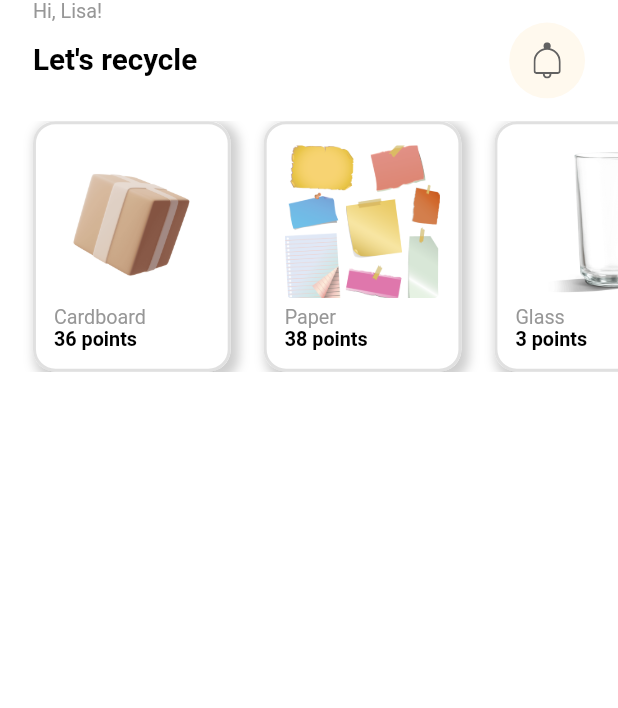
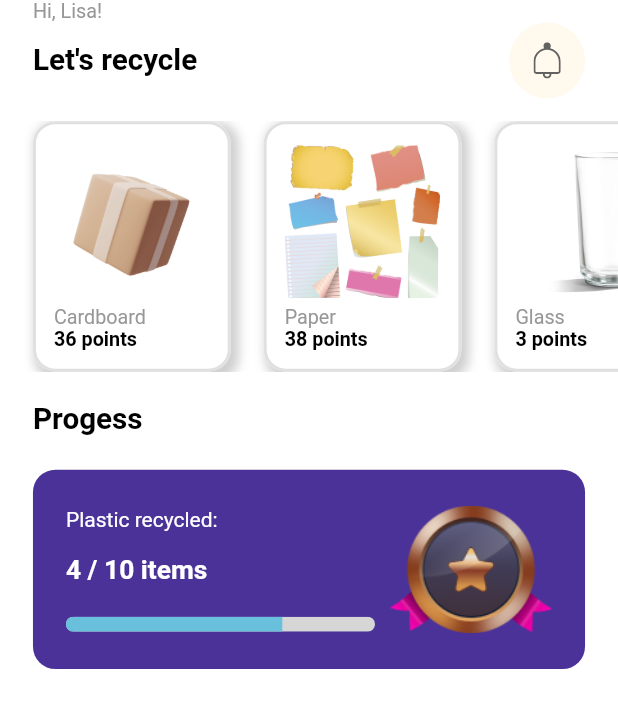
Before and after one commit to sumn2u/deep-waste-app, a Flutter app: the HomeScreen screen opened directly, on a phone screen of 412 x 824 dp. Shown: the top 708 px of the screen. Run offline on Flutter 3.47's test engine with Material 2 defaults, Android fonts, the light colour scheme and no system bars; our stand-ins replace flutter_easyloading, flutter_svg; Roboto replaces fonts that are missing (Montserrat).

Commit message:
feat: 🎸 add progress design

```diff
--- /dev/null
+++ b/lib/components/progess_banner.dart
@@ -0,0 +1,63 @@
+import 'package:deep_waste/constants/size_config.dart';
+import 'package:flutter/material.dart';
+
+class ProgressBanner extends StatelessWidget {
+  const ProgressBanner({
+    Key key,
+  }) : super(key: key);
+
+  @override
+  Widget build(BuildContext context) {
+    return Container(
+        width: double.infinity,
+        margin: EdgeInsets.only(top: getProportionateScreenWidth(20)),
+        padding: EdgeInsets.symmetric(
+          horizontal: getProportionateScreenWidth(20),
+          vertical: getProportionateScreenWidth(15),
+        ),
+        decoration: BoxDecoration(
+          color: Color(0xFF4A3298),
+          borderRadius: BorderRadius.circular(15),
+        ),
+        child: Row(children: <Widget>[
+          Expanded(
+            flex: 2,
+            child:
+                Column(crossAxisAlignment: CrossAxisAlignment.start, children: [
+              Text.rich(TextSpan(
+                style: TextStyle(color: Colors.white),
+                children: [
+                  TextSpan(text: "Plastic recycled:\n"),
+                ],
+              )),
+              Text.rich(TextSpan(
+                text: "4 / 10 items",
+                style: TextStyle(
+                  color: Colors.white,
+                  fontSize: getProportionateScreenWidth(16),
+                  fontWeight: FontWeight.bold,
+                ),
+              )),
+              Container(
+                margin: EdgeInsets.only(top: 20, right: 10),
+                height: 10,
+                child: ClipRRect(
+                  borderRadius: BorderRadius.all(Radius.circular(10)),
+                  child: LinearProgressIndicator(
+                    value: 0.7,
+                    valueColor:
+                        AlwaysStoppedAnimation<Color>(Color(0xff69c0dc)),
+                    backgroundColor: Color(0xffD6D6D6),
+                  ),
+                ),
+              )
+            ]),
+          ),
+          Expanded(
+            flex: 1,
+            child: Image.asset('assets/images/Bronze.png',
+                height: 100, width: 350),
+          )
+        ]));
+  }
+}
--- /dev/null
+++ b/lib/components/progress.dart
@@ -0,0 +1,34 @@
+import 'package:deep_waste/components/progess_banner.dart';
+import 'package:deep_waste/constants/size_config.dart';
+import 'package:flutter/material.dart';
+
+class Progress extends StatelessWidget {
+  const Progress({
+    Key key,
+  }) : super(key: key);
+
+  @override
+  Widget build(BuildContext context) {
+    return Padding(
+        padding:
+            EdgeInsets.symmetric(horizontal: getProportionateScreenWidth(20)),
+        child: Column(
+          children: [
+            Row(
+              mainAxisAlignment: MainAxisAlignment.spaceBetween,
+              children: [
+                Text(
+                  "Progess",
+                  style: TextStyle(
+                    fontSize: getProportionateScreenWidth(18),
+                    fontWeight: FontWeight.w600,
+                    color: Colors.black,
+                  ),
+                )
+              ],
+            ),
+            ProgressBanner()
+          ],
+        ));
+  }
+}
--- a/lib/screens/HomeScreen.dart
+++ b/lib/screens/HomeScreen.dart
@@ -1,5 +1,6 @@
 import 'package:deep_waste/components/categories.dart';
 import 'package:deep_waste/components/home_header.dart';
+import 'package:deep_waste/components/progress.dart';
 import 'package:deep_waste/constants/app_properties.dart';
 import 'package:deep_waste/constants/size_config.dart';
 import 'package:flutter/material.dart';
@@ -25,6 +26,8 @@ class _HomeScreenState extends State<HomeScreen> {
           HomeHeader(),
           SizedBox(height: getProportionateScreenHeight(15)),
           Categories(),
+          SizedBox(height: getProportionateScreenHeight(20)),
+          Progress()
         ]))));
   }
 }
```
Also changed, not shown: assets/images/Bronze.png (added), assets/images/Gold.png (added), assets/images/Silver.png (added).
